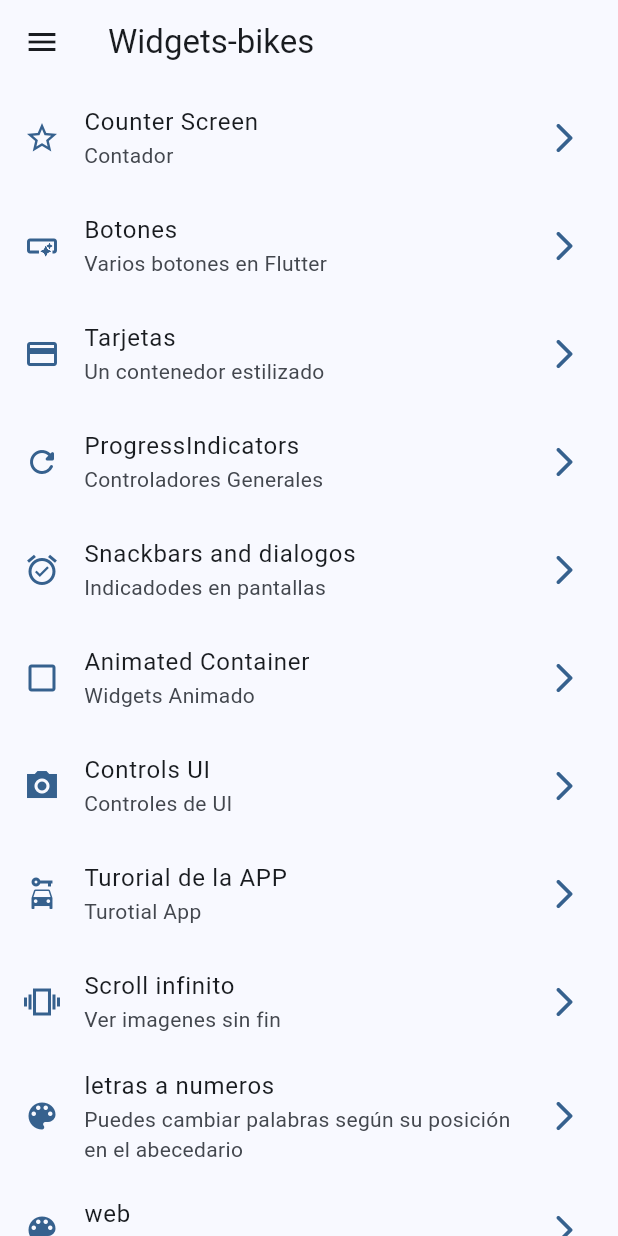
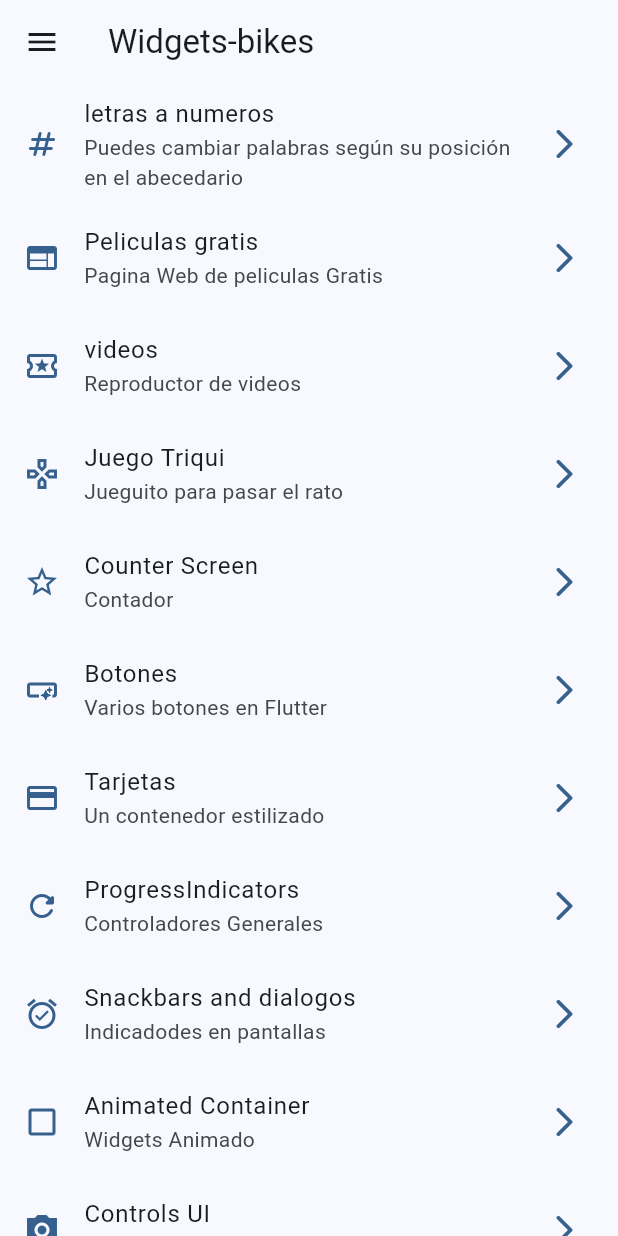
Before and after one commit to EdwinBikes/witgets_app, a Flutter app: the screen it shows after launch, on a phone screen of 412 x 824 dp. Run offline on Flutter 3.47's test engine with Material 2 defaults, Android fonts, the phone set to English and light mode, and no system bars; our stand-ins replace animate_do, file_picker, flutter_riverpod, go_router, video_player, webview_flutter.

```diff
--- a/lib/config/menu/menu_items.dart
+++ b/lib/config/menu/menu_items.dart
@@ -14,6 +14,27 @@ class MenuItem {
 }
 
 const appMenuItems = <MenuItem>[
+  MenuItem(
+      title: 'letras a numeros',
+      subTitle: 'Puedes cambiar palabras según su posición en el abecedario',
+      link: '/leter_num_screen',
+      icon: Icons.numbers_rounded),
+  MenuItem(
+    title: 'Peliculas gratis',
+    subTitle: 'Pagina Web de peliculas Gratis',
+    link: '/page_view_screen',
+    icon: Icons.web,
+  ),
+  MenuItem(
+      title: 'videos',
+      subTitle: 'Reproductor de videos',
+      link: '/video_view_screen',
+      icon: Icons.local_play_outlined),
+  MenuItem(
+      title: 'Juego Triqui',
+      subTitle: 'Jueguito para pasar el rato',
+      link: '/triqui_screen',
+      icon: Icons.gamepad_outlined),
   MenuItem(
       title: 'Counter Screen',
       subTitle: 'Contador',
@@ -60,13 +81,18 @@ const appMenuItems = <MenuItem>[
       link: '/scroll',
       icon: Icons.vibration_sharp),
   MenuItem(
-      title: 'letras a numeros',
-      subTitle: 'Puedes cambiar palabras según su posición en el abecedario',
-      link: '/leter_num_screen',
+      title: 'Apariencia de la APP',
+      subTitle: 'Cambiar colores de la App',
+      link: '/theme',
       icon: Icons.color_lens_sharp),
   MenuItem(
-      title: 'web',
-      subTitle: 'P',
-      link: '/page_view_screen',
-      icon: Icons.color_lens_sharp),
+      title: 'Pagina Web',
+      subTitle: 'Creador de esta aplicación',
+      link: '/page_porfolio_screen',
+      icon: Icons.web_stories_outlined),
+  MenuItem(
+      title: '',
+      subTitle: 'APP creada por EdwinBikes',
+      link: '/',
+      icon: Icons.person),
 ];
--- a/lib/config/router/app_router.dart
+++ b/lib/config/router/app_router.dart
@@ -1,7 +1,7 @@
 import 'package:go_router/go_router.dart';
-import 'package:widgets_app/presentation/screens/leters_numbers/conversion_let_num.dart';
-import 'package:widgets_app/presentation/screens/page_web/page_web.dart';
+import 'package:widgets_app/presentation/screens/page_web_portfolio/page_web_porfolio.dart';
 import 'package:widgets_app/presentation/screens/screens.dart';
+import 'package:widgets_app/presentation/screens/triqui/triqui.dart';
 
 // GoRouter configuration
 final appRouter = GoRouter(
@@ -72,5 +72,20 @@ final appRouter = GoRouter(
       name: PageviewScreen.name,
       builder: (context, state) => const PageviewScreen(),
     ),
+    GoRoute(
+      path: '/video_view_screen',
+      name: VideoPlayerScreen.name,
+      builder: (context, state) => const VideoPlayerScreen(),
+    ),
+    GoRoute(
+      path: '/page_porfolio_screen',
+      name: PagePortfolioScreen.name,
+      builder: (context, state) => const PagePortfolioScreen(),
+    ),
+    GoRoute(
+      path: '/triqui_screen',
+      name: TriquiScreen.name,
+      builder: (context, state) => const TriquiScreen(),
+    ),
   ],
 );
--- a/lib/presentation/screens/screens.dart
+++ b/lib/presentation/screens/screens.dart
@@ -5,6 +5,9 @@ export 'package:widgets_app/presentation/screens/cards/cards_screen.dart';
 export 'package:widgets_app/presentation/screens/counter/counter_screen.dart';
 export 'package:widgets_app/presentation/screens/home/home_screen.dart';
 export 'package:widgets_app/presentation/screens/infinite_scroll/infinite_scroll.dart';
+export 'package:widgets_app/presentation/screens/leters_numbers/conversion_let_num.dart';
+export 'package:widgets_app/presentation/screens/page_web/page_web.dart';
+export 'package:widgets_app/presentation/screens/player_video/player_video.dart';
 export 'package:widgets_app/presentation/screens/progress/progress_screen.dart';
 export 'package:widgets_app/presentation/screens/snackbar/snackbar_screen.dart';
 export 'package:widgets_app/presentation/screens/theme_change/theme_change_screen.dart';
--- a/lib/presentation/screens/theme_change/theme_change_screen.dart
+++ b/lib/presentation/screens/theme_change/theme_change_screen.dart
@@ -3,7 +3,7 @@ import 'package:flutter_riverpod/flutter_riverpod.dart';
 import 'package:widgets_app/presentation/providers/theme.provider.dart';
 
 class ThemeChangeScreen extends ConsumerWidget {
-  static const name = 'theme_charger_screen';
+  static const name = 'theme';
   const ThemeChangeScreen({super.key});
 
   @override
--- a/pubspec.yaml
+++ b/pubspec.yaml
@@ -10,11 +10,13 @@ dependencies:
   animate_do: ^3.0.2
   clipboard: ^0.1.3
   cupertino_icons: ^1.0.2
+  file_picker: ^5.5.0
   flutter:
     sdk: flutter
   flutter_native_splash: ^2.3.1
   flutter_riverpod: ^2.3.6
   go_router: ^8.2.0
+  video_player: ^2.7.2
   webview_flutter: ^4.4.1
 
 dev_dependencies:
```
Also changed, not shown: lib/presentation/screens/leters_numbers/conversion_let_num.dart (+10 -6 lines), lib/presentation/screens/page_web_portfolio/page_web_porfolio.dart (added, +51 -0 lines), lib/presentation/screens/player_video/player_video.dart (added, +131 -0 lines), lib/presentation/screens/triqui/triqui.dart (added, +134 -0 lines), pubspec.lock, 6 other files.
